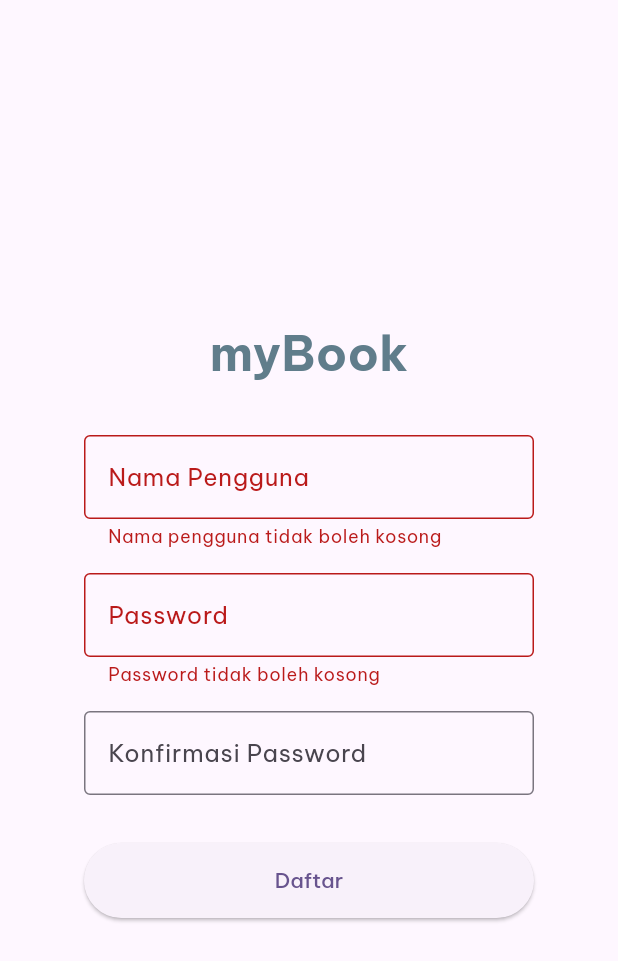
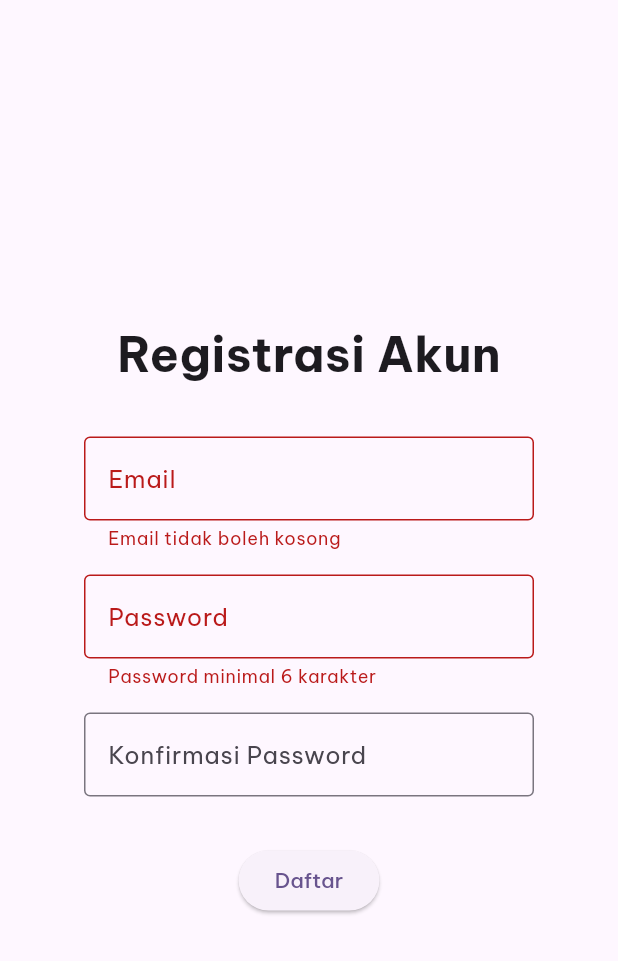
Before and after one commit to ayamgulai/fp-tekber, a Flutter app: the RegistrationPage screen opened directly, after a tap on "Daftar", on a phone screen of 412 x 824 dp. Shown: the top 961 px of the screen. Run offline on Flutter 3.47's test engine with Material 3 defaults, Android fonts, the phone set to English and light mode, and no system bars; our stand-ins replace cloud_firestore, firebase_core, font_awesome_flutter, google_fonts; accounts and stored records are empty.

Commit message:
Login&reg page, firebase login&reg

```diff
--- a/lib/screens/regPage.dart
+++ b/lib/screens/regPage.dart
@@ -1,6 +1,6 @@
 import 'package:flutter/material.dart';
-import '../data/user_repository.dart'; // Import UserRepository
-import '../models/user.dart'; // Import model User
+import 'package:fp_tekber/screens/loginPage.dart';
+import 'package:fp_tekber/service/firestore.dart';
 
 class RegistrationPage extends StatefulWidget {
   const RegistrationPage({Key? key}) : super(key: key);
@@ -13,11 +13,8 @@ class _RegistrationPageState extends State<RegistrationPage> {
   final _usernameController = TextEditingController();
   final _passwordController = TextEditingController();
   final _confirmPasswordController = TextEditingController();
-  final _repository = UserRepository(
-      baseUrl:
-          'https://example.com/api'); // URL backend (ubah sesuai kebutuhan)
-
-  final GlobalKey<FormState> _formKey = GlobalKey<FormState>();
+  final _formKey = GlobalKey<FormState>();
+  final FirestoreService _firestoreService = FirestoreService();
 
   @override
   void dispose() {
@@ -29,20 +26,24 @@ class _RegistrationPageState extends State<RegistrationPage> {
 
   Future<void> _register() async {
     if (_formKey.currentState?.validate() ?? false) {
-      final user = User(
-        username: _usernameController.text,
-        password: _passwordController.text,
-      );
+      final email = _usernameController.text.trim();
+      final password = _passwordController.text;
 
-      final success = await _repository.registerUser(user);
-      if (success) {
+      try {
+        // Tambahkan akun ke Firestore
+        await _firestoreService.addAccount(email, password);
         ScaffoldMessenger.of(context).showSnackBar(
-          const SnackBar(content: Text('Registrasi berhasil!')),
+          const SnackBar(content: Text('Registrasi berhasil! Silakan login.')),
         );
-        Navigator.pop(context); // Kembali ke Login Page
-      } else {
+
+        // Navigasi ke Login Page
+        Navigator.pushReplacement(
+          context,
+          MaterialPageRoute(builder: (context) => const LoginPage()),
+        );
+      } catch (e) {
         ScaffoldMessenger.of(context).showSnackBar(
-          const SnackBar(content: Text('Registrasi gagal.')),
+          SnackBar(content: Text('Registrasi gagal: $e')),
         );
       }
     }
@@ -58,12 +59,8 @@ class _RegistrationPageState extends State<RegistrationPage> {
             mainAxisSize: MainAxisSize.min,
             children: [
               const Text(
-                'myBook',
-                style: TextStyle(
-                  fontSize: 32,
-                  fontWeight: FontWeight.bold,
-                  color: Colors.blueGrey,
-                ),
+                'Registrasi Akun',
+                style: TextStyle(fontSize: 32, fontWeight: FontWeight.bold),
               ),
               const SizedBox(height: 32),
               Container(
@@ -73,16 +70,11 @@ class _RegistrationPageState extends State<RegistrationPage> {
                     TextFormField(
                       controller: _usernameController,
                       decoration: const InputDecoration(
-                        labelText: 'Nama Pengguna',
-                        hintText: 'Masukkan nama pengguna disini',
+                        labelText: 'Email',
                         border: OutlineInputBorder(),
                       ),
-                      validator: (value) {
-                        if (value == null || value.isEmpty) {
-                          return 'Nama pengguna tidak boleh kosong';
-                        }
-                        return null;
-                      },
+                      validator: (value) =>
+                          value!.isEmpty ? 'Email tidak boleh kosong' : null,
                     ),
                     const SizedBox(height: 16),
                     TextFormField(
@@ -90,18 +82,11 @@ class _RegistrationPageState extends State<RegistrationPage> {
                       obscureText: true,
                       decoration: const InputDecoration(
                         labelText: 'Password',
-                        hintText: 'Masukkan password anda disini',
                         border: OutlineInputBorder(),
                       ),
-                      validator: (value) {
-                        if (value == null || value.isEmpty) {
-                          return 'Password tidak boleh kosong';
-                        }
-                        if (value.length < 6) {
-                          return 'Password harus lebih dari 6 karakter';
-                        }
-                        return null;
-                      },
+                      validator: (value) => value!.length < 6
+                          ? 'Password minimal 6 karakter'
+                          : null,
                     ),
                     const SizedBox(height: 16),
                     TextFormField(
@@ -109,22 +94,15 @@ class _RegistrationPageState extends State<RegistrationPage> {
                       obscureText: true,
                       decoration: const InputDecoration(
                         labelText: 'Konfirmasi Password',
-                        hintText: 'Konfirmasi password anda disini',
                         border: OutlineInputBorder(),
                       ),
-                      validator: (value) {
-                        if (value != _passwordController.text) {
-                          return 'Password tidak cocok';
-                        }
-                        return null;
-                      },
+                      validator: (value) => value != _passwordController.text
+                          ? 'Password tidak cocok'
+                          : null,
                     ),
                     const SizedBox(height: 32),
                     ElevatedButton(
                       onPressed: _register,
-                      style: ElevatedButton.styleFrom(
-                        minimumSize: const Size(double.infinity, 50),
-                      ),
                       child: const Text('Daftar'),
                     ),
                   ],
--- a/lib/service/firestore.dart
+++ b/lib/service/firestore.dart
@@ -2,9 +2,13 @@ import 'package:cloud_firestore/cloud_firestore.dart';
 import '../models/bookModels.dart';
 
 class FirestoreService {
-
   final FirebaseFirestore _firestore = FirebaseFirestore.instance;
-  final CollectionReference books = FirebaseFirestore.instance.collection('book');
+  final CollectionReference books =
+      FirebaseFirestore.instance.collection('book');
+  final CollectionReference accounts =
+      FirebaseFirestore.instance.collection('account');
+  Map<String, dynamic>? userData;
+  String? userPass;
 
   // CREATE
   Future<void> createBook(
@@ -13,18 +17,16 @@ class FirestoreService {
     int pages,
     String note,
     DateTime dateAdded,
-    )
-  async {
+  ) async {
     await books.add({
       'title': title,
       'types': types.toString().split('.').last,
       'pages': pages,
       'pageNow': 0,
       'isCompleted': false,
-      'note':note,
+      'note': note,
       'dateAdded': FieldValue.serverTimestamp(),
       'dateFinished': DateTime(9999, 12, 31),
-
     });
   }
 
@@ -34,12 +36,14 @@ class FirestoreService {
         .snapshots() // Stream<QuerySnapshot>
         .map((querySnapshot) {
       return querySnapshot.docs.map((doc) {
-            final data = doc.data() as Map<String, dynamic>; // Ambil data dari dokumen
+        final data =
+            doc.data() as Map<String, dynamic>; // Ambil data dari dokumen
 
         return Book(
           id: doc.reference.id,
           title: data['title'],
-              types: Types.values.firstWhere((e) => e.toString() == 'Types.${data['types']}'),
+          types: Types.values
+              .firstWhere((e) => e.toString() == 'Types.${data['types']}'),
           pages: data['pages'],
           pageNow: data['pageNow'] ?? 0,
           isCompleted: data['isCompleted'] ?? false,
@@ -51,7 +55,6 @@ class FirestoreService {
     });
   }
 
-
   // UPDATE
   Future<void> updateProgress(
     String id,
@@ -60,8 +63,10 @@ class FirestoreService {
   ) async {
     await books.doc(id).update({
       'pageNow': pageNow,
-      'isCompleted': (pageNow < pages)? false : true,
-      'dateFinished': (pageNow < pages)? DateTime(9999, 12, 31) :FieldValue.serverTimestamp(),
+      'isCompleted': (pageNow < pages) ? false : true,
+      'dateFinished': (pageNow < pages)
+          ? DateTime(9999, 12, 31)
+          : FieldValue.serverTimestamp(),
     });
   }
 
@@ -70,4 +75,22 @@ class FirestoreService {
     await books.doc(id).delete();
   }
 
+  // ADD ACCOUNT
+  Future<void> addAccount(String email, String password) async {
+    await accounts.add({
+      'email': email,
+      'password': password,
+    });
   }
+
+  // EMAIL CHECK
+  Future<Map<String, dynamic>?> getAccountInfo(String email) async {
+    QuerySnapshot querySnapshot =
+        await accounts.where('email', isEqualTo: email).get();
+
+    if (querySnapshot.docs.isNotEmpty) {
+      return querySnapshot.docs.first.data() as Map<String, dynamic>;
+    }
+    return null;
+  }
+}
```
Also changed, not shown: lib/screens/loginPage.dart (+55 -42 lines). Lines whose indentation alone changed are shown as unchanged.
